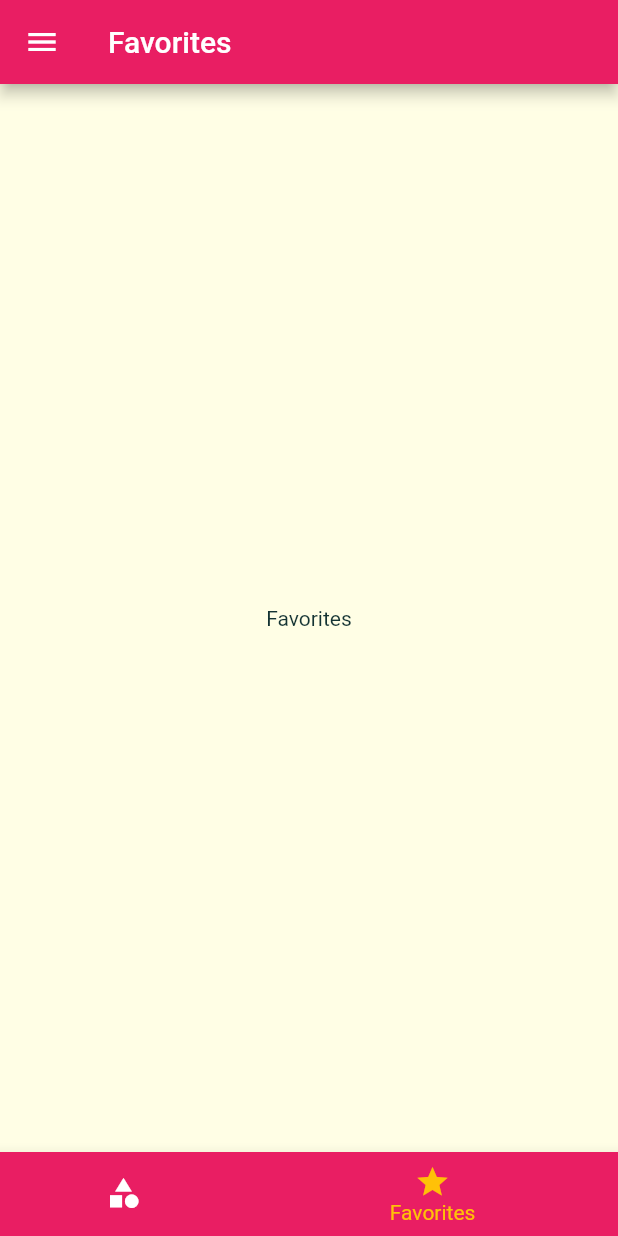
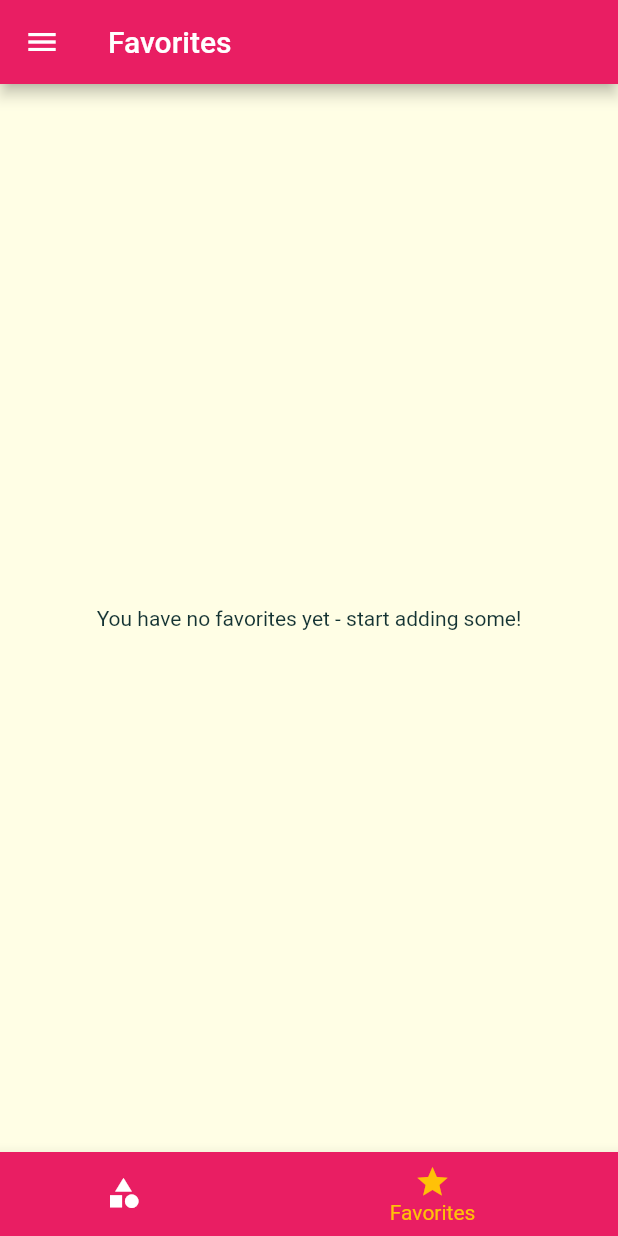
Before and after one commit to SyedDaniyalAli/meals_app_by_sda, a Flutter app: the screen it shows after launch, item 2 of the bottom bar chosen, on a phone screen of 412 x 824 dp. Run offline on Flutter 3.47's test engine with Material 2 defaults, Android fonts, the phone set to English and light mode, and no system bars; Roboto replaces fonts that are missing (Raleway).

Commit message:
178 video

```diff
--- a/lib/screens/favorites_screen.dart
+++ b/lib/screens/favorites_screen.dart
@@ -1,8 +1,15 @@
 import 'package:flutter/material.dart';
+import 'package:meals_app_by_sda/models/meal.dart';
 
 class FavoritesScreen extends StatelessWidget {
+  final List<Meal> _favoritesMeals;
+
+  FavoritesScreen(this._favoritesMeals);
+
   @override
   Widget build(BuildContext context) {
-    return Center(child: Text('Favorites'),);
+    return Center(
+      child: Text('You have no favorites yet - start adding some!'),
+    );
   }
 }
--- a/lib/screens/tabs_screen.dart
+++ b/lib/screens/tabs_screen.dart
@@ -1,4 +1,5 @@
 import 'package:flutter/material.dart';
+import 'package:meals_app_by_sda/models/meal.dart';
 import '../widgets/main_drawer.dart';
 
 import 'categories_screen.dart';
@@ -7,17 +8,34 @@ import 'favorites_screen.dart';
 class TabsScreen extends StatefulWidget {
   static const routeName = './tabsScreen';
 
+  final List<Meal> _favoritesMeals;
+
+  TabsScreen(this._favoritesMeals);
+
   @override
   _TabsScreenState createState() => _TabsScreenState();
 }
 
 class _TabsScreenState extends State<TabsScreen> {
-  final List<Map<String, Object>> _pages = [
-    {'page': CategoriesScreen(), 'title': "Category"},
-    {"page": FavoritesScreen(), 'title': "Favorites"},
-  ];
+  List<Map<String, Object>> _pages;
 
   int _selectedPageIndex = 0;
+
+  @override
+  void initState() {
+    _pages = [
+      {
+        'page': CategoriesScreen(),
+        'title': "Category",
+      },
+      {
+        "page": FavoritesScreen(widget._favoritesMeals),
+        'title': "Favorites",
+      },
+    ];
+
+    super.initState();
+  }
 
   void _selectPage(int index) {
     setState(() {
```
Also changed, not shown: lib/main.dart (+18 -21 lines).
